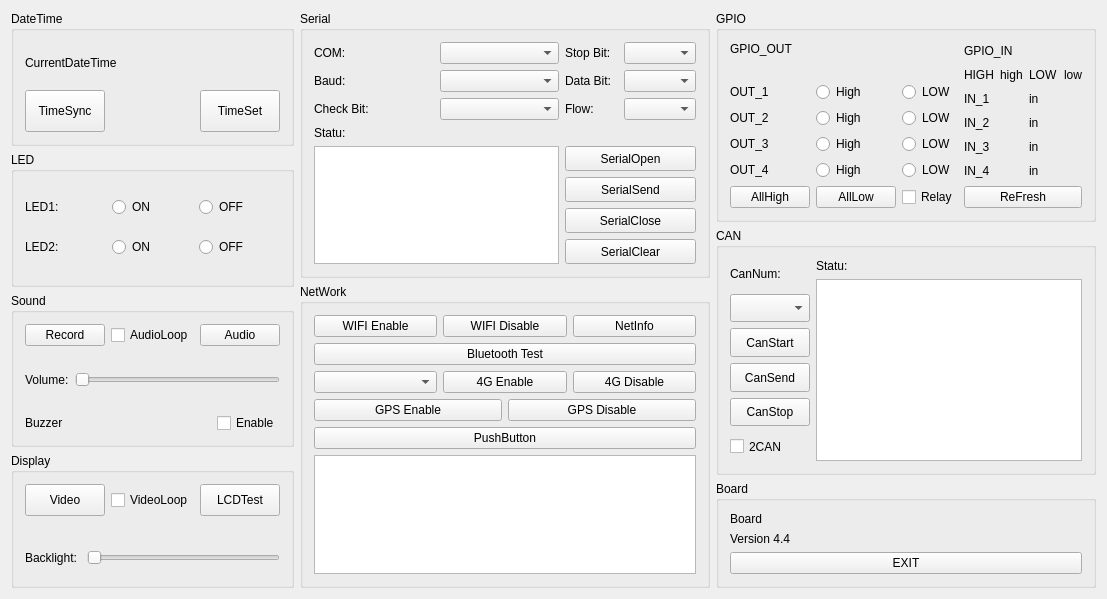
The window that mainwindow.ui (Chipsee/hardwaretest) describes before a commit, drawn with Qt 5.
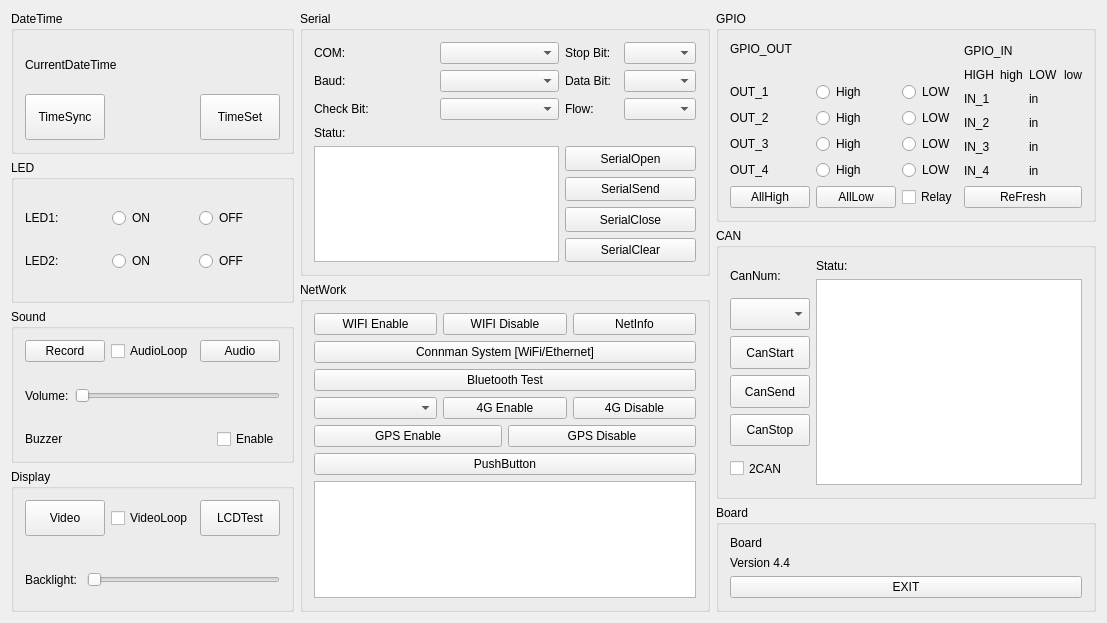
The same window after the commit.

Commit message: Add connman system support to test wifi

```diff
--- a/mainwindow.ui
+++ b/mainwindow.ui
@@ -7,7 +7,7 @@
     <x>0</x>
     <y>0</y>
     <width>1107</width>
-    <height>599</height>
+    <height>623</height>
    </rect>
   </property>
   <property name="windowTitle">
@@ -642,6 +642,13 @@
              </item>
             </layout>
            </item>
+           <item>
+            <widget class="QPushButton" name="pushButton_cmst">
+             <property name="text">
+              <string>Connman System [WiFi/Ethernet]</string>
+             </property>
+            </widget>
+           </item>
            <item>
             <widget class="QPushButton" name="pushButton_BluetoothTest">
              <property name="text">
```
Left out of the diff: 4 changed lines with no effect on the pictures. The commit also changes 2 other files.
